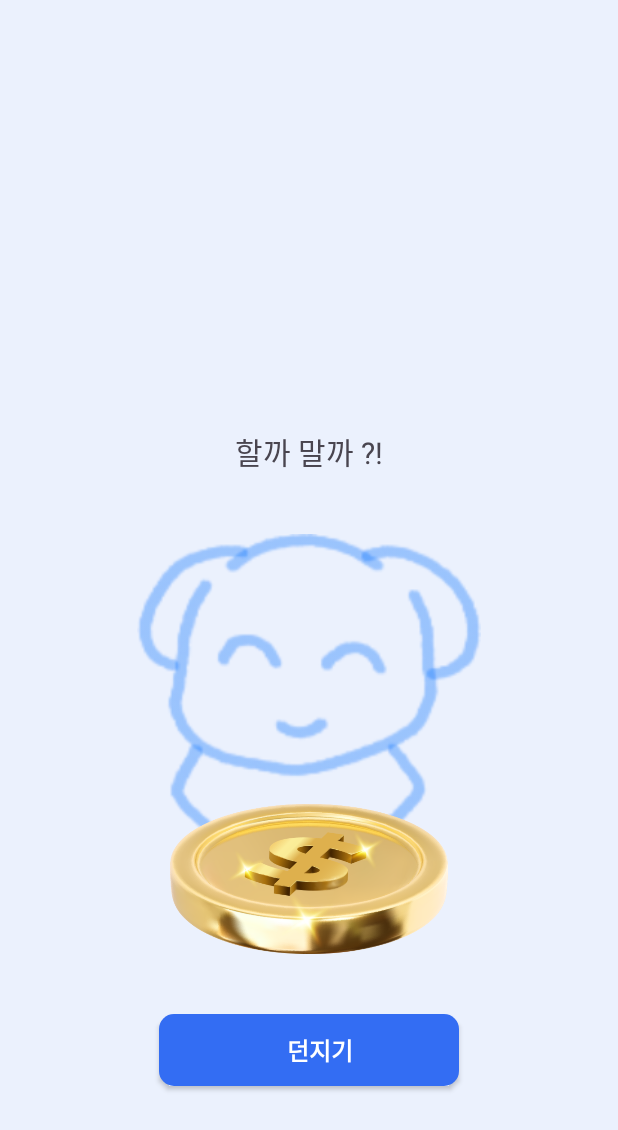
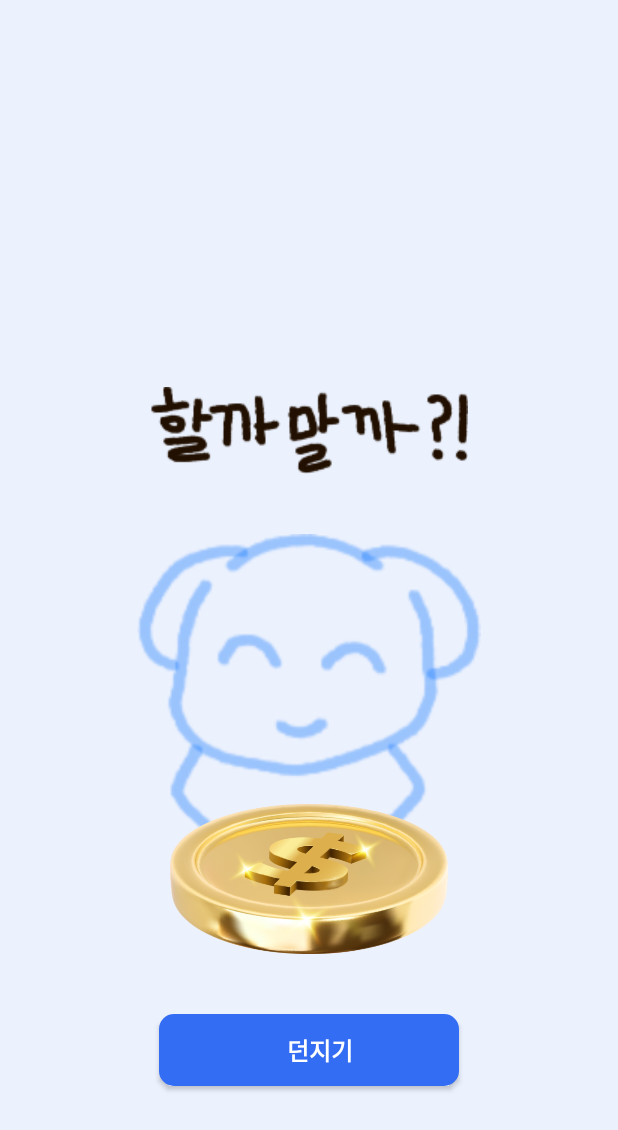
Before and after one commit to NBCAndroid15/TripSync, an Android app: the fragment CoinFragment placed in its activity, on a phone screen of 412 x 824 dp. Shown: the top 1130 px of the screen. Run offline under Robolectric (Android 15) with nearby library versions, the phone set to English and light mode, and no system bars; our stand-ins replace Firebase (no records; nobody signed in at launch, a user with empty details on screens opened directly).

Commit message:
[DESIGN] : 동전던지기 게임 문구 이미지로 변경

```diff
--- a/app/src/main/java/com/example/tripsync/ui/fragment/CoinFragment.kt
+++ b/app/src/main/java/com/example/tripsync/ui/fragment/CoinFragment.kt
@@ -31,7 +31,7 @@ class CoinFragment : Fragment() {
 
         val coinBtn = binding.coinBtn
         val coinImage = binding.coinImage
-        binding.coinText.text = "할까 말까 ?!"
+        binding.coinText.setImageResource(R.drawable.coin_text_start)
 
         coinBtn.setOnClickListener {
             val anim: Animation = AnimationUtils.loadAnimation(requireContext(), R.anim.coin_effect)
@@ -41,11 +41,11 @@ class CoinFragment : Fragment() {
                 state = (0..1).random()
                 if (state == 0) {
                     coinImage.setImageResource(R.drawable.coin_back)
-                    binding.coinText.text = "말자\uD83D\uDE25"
+                    binding.coinText.setImageResource(R.drawable.coin_text_no)
                     media?.start()
                 } else {
                     coinImage.setImageResource(R.drawable.coin_front)
-                    binding.coinText.text = "하자\uD83D\uDE09"
+                    binding.coinText.setImageResource(R.drawable.coin_text_yes)
                     media?.start()
                 }
             }, 2000)
@@ -57,7 +57,7 @@ class CoinFragment : Fragment() {
             }, 2000)
             Handler(Looper.getMainLooper()).postDelayed({
                 binding.coinCharacter.setImageResource(R.drawable.coin_img01)
-                binding.coinText.text = "할까 말까 ?!"
+                binding.coinText.setImageResource(R.drawable.coin_text_start)
             }, 3500)
         }
 
--- a/app/src/main/res/layout/fragment_coin.xml
+++ b/app/src/main/res/layout/fragment_coin.xml
@@ -8,11 +8,10 @@
     android:background="@color/main_light"
     tools:context=".ui.fragment.CoinFragment">
 
-    <TextView
+    <ImageView
         android:id="@+id/coin_text"
         android:layout_width="match_parent"
         android:layout_height="wrap_content"
-        android:text=""
         android:layout_marginBottom="40dp"
         android:gravity="center"
         android:textSize="20sp"
```
Also changed, not shown: app/src/main/res/drawable/coin_text_no.png (added), app/src/main/res/drawable/coin_text_start.png (added), app/src/main/res/drawable/coin_text_yes.png (added).
